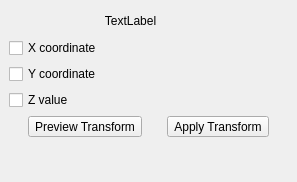
Qt form src/ui/mesh/qgsmeshtransformcoordinatesdockwidgetbase.ui (qgis/QGIS) before a commit.
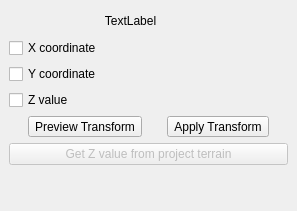
The same form after that commit. Icons and pictures are not drawn. Custom widgets are drawn as their Qt base class.

Commit message: move from z value widget to QgsMeshTransformCoordinatesDockWidget

```diff
--- a/src/ui/mesh/qgsmeshtransformcoordinatesdockwidgetbase.ui
+++ b/src/ui/mesh/qgsmeshtransformcoordinatesdockwidgetbase.ui
@@ -7,7 +7,7 @@
     <x>0</x>
     <y>0</y>
     <width>297</width>
-    <height>182</height>
+    <height>211</height>
    </rect>
   </property>
   <property name="floating">
@@ -137,7 +137,7 @@
       </item>
      </layout>
     </item>
-    <item row="5" column="0">
+    <item row="6" column="0">
      <spacer name="verticalSpacer">
       <property name="orientation">
        <enum>Qt::Vertical</enum>
@@ -150,6 +150,19 @@
       </property>
      </spacer>
     </item>
+    <item row="1" column="1">
+     <widget class="QgsExpressionLineEdit" name="mExpressionEditX" native="true"/>
+    </item>
+    <item row="5" column="0" colspan="2">
+     <widget class="QPushButton" name="mGetZValuesButton">
+      <property name="enabled">
+       <bool>false</bool>
+      </property>
+      <property name="text">
+       <string>Get Z value from project terrain</string>
+      </property>
+     </widget>
+    </item>
    </layout>
   </widget>
  </widget>
```
Left out of the diff: 27 changed lines with no effect on the pictures. The commit also changes 3 other files.
